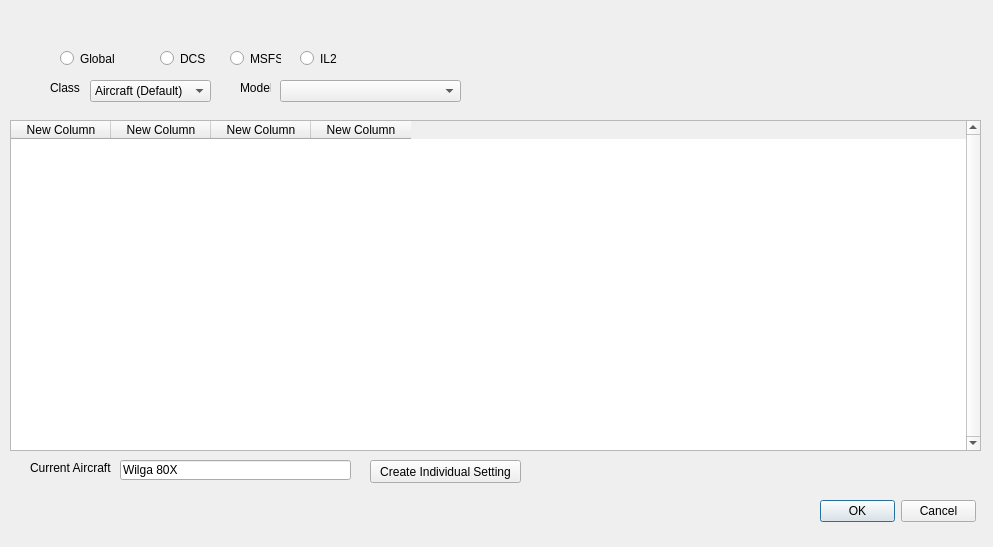
Before: the Qt Designer form settingswindow.ui in walmis/VPforce-TelemFFB, drawn with Qt 5.
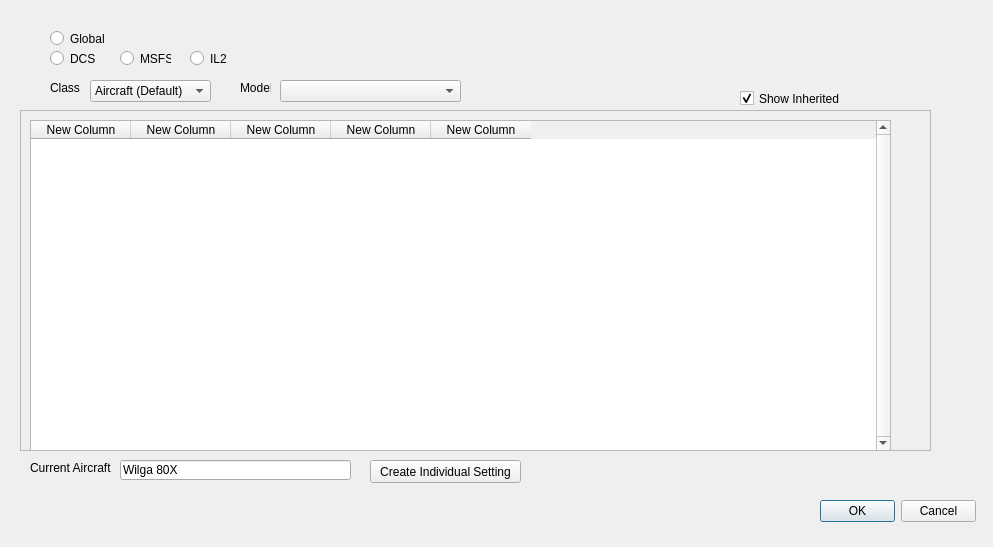
After: the same form once the commit is applied.

Commit message: show inherited checkbox working

Patch:
```diff
--- a/settingswindow.ui
+++ b/settingswindow.ui
@@ -17,8 +17,8 @@
    <widget class="QRadioButton" name="rb_Global">
     <property name="geometry">
      <rect>
-      <x>60</x>
-      <y>50</y>
+      <x>50</x>
+      <y>30</y>
       <width>61</width>
       <height>17</height>
      </rect>
@@ -30,7 +30,7 @@
    <widget class="QRadioButton" name="rb_DCS">
     <property name="geometry">
      <rect>
-      <x>160</x>
+      <x>50</x>
       <y>50</y>
       <width>51</width>
       <height>17</height>
@@ -43,7 +43,7 @@
    <widget class="QRadioButton" name="rb_MSFS">
     <property name="geometry">
      <rect>
-      <x>230</x>
+      <x>120</x>
       <y>50</y>
       <width>51</width>
       <height>17</height>
@@ -56,7 +56,7 @@
    <widget class="QRadioButton" name="rb_IL2">
     <property name="geometry">
      <rect>
-      <x>300</x>
+      <x>190</x>
       <y>50</y>
       <width>51</width>
       <height>17</height>
@@ -132,9 +132,9 @@
    <widget class="QTableWidget" name="table_widget">
     <property name="geometry">
      <rect>
-      <x>10</x>
+      <x>30</x>
       <y>120</y>
-      <width>971</width>
+      <width>861</width>
       <height>331</height>
      </rect>
     </property>
@@ -176,6 +176,11 @@
       <string>New Column</string>
      </property>
     </column>
+    <column>
+     <property name="text">
+      <string>New Column</string>
+     </property>
+    </column>
    </widget>
    <widget class="QLabel" name="label">
     <property name="geometry">
@@ -252,6 +257,53 @@
      </rect>
     </property>
    </widget>
+   <widget class="QFrame" name="frame">
+    <property name="geometry">
+     <rect>
+      <x>20</x>
+      <y>110</y>
+      <width>911</width>
+      <height>341</height>
+     </rect>
+    </property>
+    <property name="frameShape">
+     <enum>QFrame::StyledPanel</enum>
+    </property>
+    <property name="frameShadow">
+     <enum>QFrame::Raised</enum>
+    </property>
+   </widget>
+   <widget class="QCheckBox" name="cb_show_inherited">
+    <property name="geometry">
+     <rect>
+      <x>740</x>
+      <y>90</y>
+      <width>151</width>
+      <height>17</height>
+     </rect>
+    </property>
+    <property name="text">
+     <string>Show Inherited</string>
+    </property>
+    <property name="checked">
+     <bool>true</bool>
+    </property>
+   </widget>
+   <zorder>frame</zorder>
+   <zorder>rb_Global</zorder>
+   <zorder>rb_DCS</zorder>
+   <zorder>rb_MSFS</zorder>
+   <zorder>rb_IL2</zorder>
+   <zorder>buttonBox</zorder>
+   <zorder>drp_class</zorder>
+   <zorder>table_widget</zorder>
+   <zorder>label</zorder>
+   <zorder>lineEdit</zorder>
+   <zorder>b_createaircraft</zorder>
+   <zorder>label_2</zorder>
+   <zorder>label_3</zorder>
+   <zorder>drp_craft</zorder>
+   <zorder>cb_show_inherited</zorder>
   </widget>
  </widget>
  <resources/>
```
The commit also changes 2 other files.
